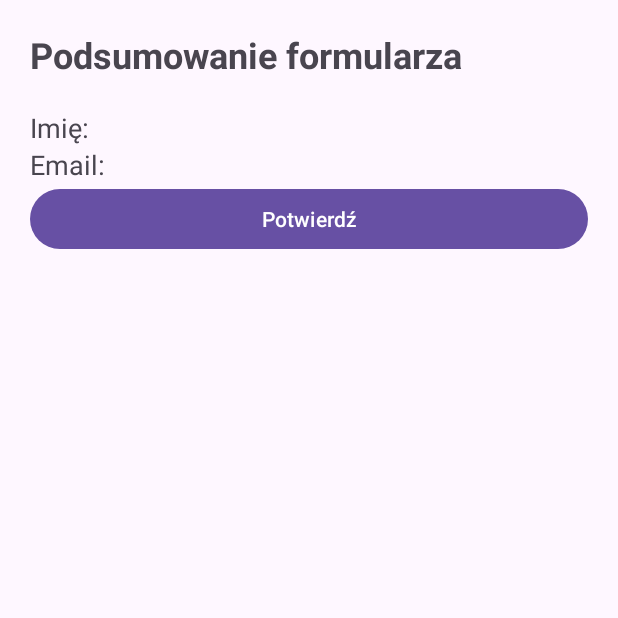
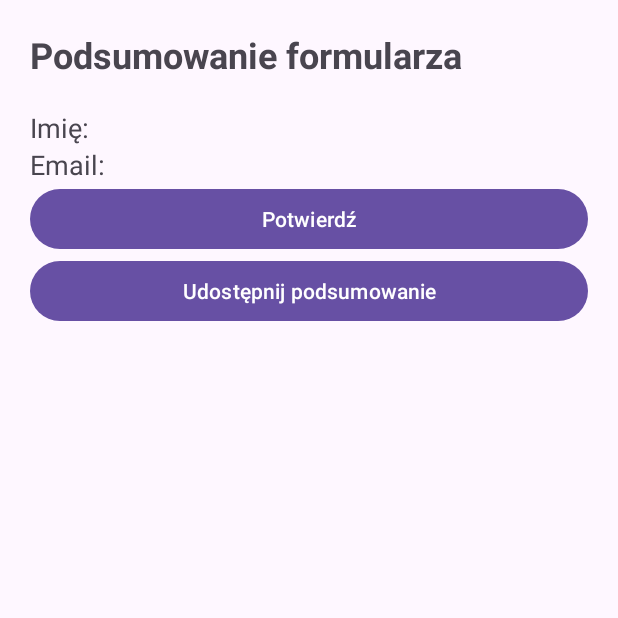
Before and after one commit to M1ki27/zad-1-15.11, an Android app: the screen it shows after launch (SummaryActivity), after a tap on "Dalej", on a phone screen of 412 x 824 dp, the top half of it. Run offline under Robolectric (Android 15) with nearby library versions, the phone set to English and light mode, and no system bars.

Commit message:
udostepnianie podsumowania intencja niejawna

```diff
--- a/app/src/main/res/layout/activity_summary.xml
+++ b/app/src/main/res/layout/activity_summary.xml
@@ -34,4 +34,10 @@
         android:layout_height="wrap_content"
         android:text="Potwierdź" />
 
+    <Button
+        android:id="@+id/btnShare"
+        android:layout_width="match_parent"
+        android:layout_height="wrap_content"
+        android:text="Udostępnij podsumowanie" />
+
 </LinearLayout>
```
Also changed, not shown: app/src/main/java/com/example/myapplication/SummaryActivity.java (+20 -0 lines).
